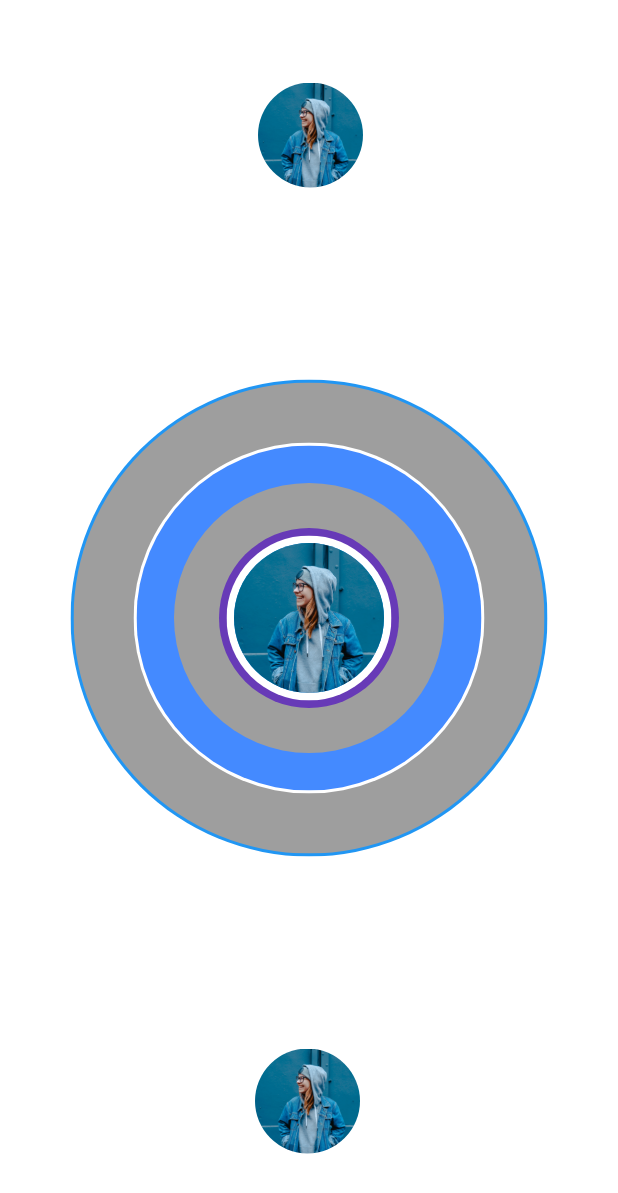
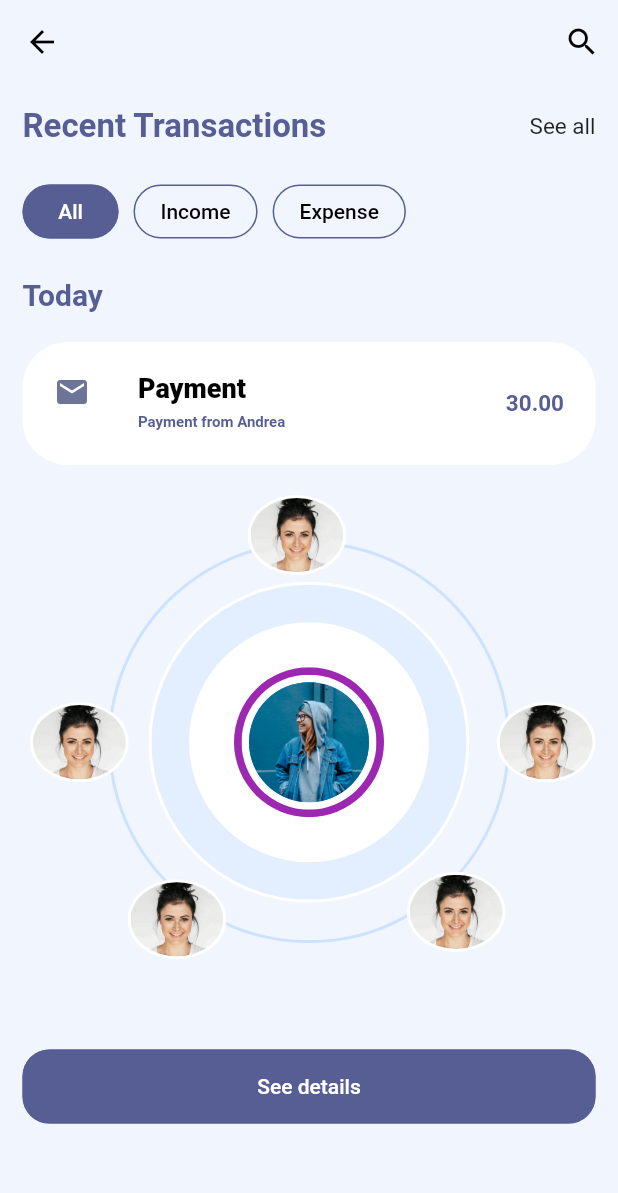
Before and after one commit to CyberCadence/DRIBBLE-CLONE, a Flutter app: the screen it shows after launch, on a phone screen of 412 x 824 dp. Shown: the top 1193 px of the screen. Run offline on Flutter 3.47's test engine with Material 2 defaults, Android fonts, the phone set to English and light mode, and no system bars.

Commit message:
transactionpage ui_done

```diff
--- /dev/null
+++ b/ui_clone_dribble/lib/View/Pages/recentTransactionsPage.dart
@@ -0,0 +1,68 @@
+import 'package:flutter/material.dart';
+import 'package:ui_clone_dribble/View/TransactionPageWidgets.dart';
+import 'package:ui_clone_dribble/constants.dart';
+
+
+
+
+
+
+class RecentTransactionPage extends StatelessWidget {
+  const RecentTransactionPage({super.key});
+
+  @override
+  Widget build(BuildContext context) {
+    Size size = MediaQuery.of(context).size;
+
+    return Scaffold(
+      backgroundColor: kBgColor,
+      appBar: AppBar(
+        leading:
+            IconButton(onPressed: () {}, icon: const Icon(Icons.arrow_back,color: Colors.black,)),
+        actions: [IconButton(onPressed: () {}, icon: const Icon(Icons.search,color: Colors.black))],
+      ),
+      body: SafeArea(
+          child: Padding(
+        padding: const EdgeInsets.all(15.0),
+        child: SingleChildScrollView(
+          child: Column(crossAxisAlignment: CrossAxisAlignment.start,
+            children: [Row(
+              children: const [
+                CustomTitleTextWIdget(textSize: 22, text: 'Recent Transactions'),
+               Spacer(),
+             Text('See all',style: TextStyle(fontSize: 15),)],
+            ),   kheight20,
+              Row(
+                children: const [
+                  CustomButton(
+                      text: 'All',
+                      textcolor: Colors.white,
+                      color: kButtonBgColor),
+                  kwidth10,
+                  CustomButton(
+                    textcolor: Colors.black,
+                    text: 'Income',
+                    color: kBgColor,
+                  ),
+                  kwidth10,
+                  CustomButton(
+                      textcolor: Colors.black, color: kBgColor, text: 'Expense')
+                ],
+              ),kheight20,
+          const CustomTitleTextWIdget(textSize: 20, text: 'Today'), kheight20
+          ,CustomCard(icon: Icons.email,titleText: 'Payment',
+          subtitleText: 'Payment from Andrea',trailingText: '30.00',), kheight20
+            ,CircleWidget(size: size) ,const SizedBox(height: 40,),
+             SizedBox(width: double.maxFinite,height: size.height*.06,
+              child: const CustomButton(textcolor: Colors.white, color: kButtonBgColor,
+               text: 'See details'),
+            )],
+          ),
+        ),
+      )),
+    );
+  }
+}
+
+
+//circlewidget middle area widget
--- a/ui_clone_dribble/lib/View/RadialStackWidget.dart
+++ /dev/null
@@ -1,83 +0,0 @@
-import 'package:flutter/material.dart';
-class CustomCircularWidget extends StatelessWidget {
-  const CustomCircularWidget({super.key});
-
-  @override
-  Widget build(BuildContext context) {
-    return   Center(
-          child: Container(color: Colors.white,height: double.maxFinite,width: double.maxFinite,
-            child: Stack(
-
-              alignment: Alignment.center,
-              children: [
-              ClipOval(
-                child: Container(color: Colors.blue,padding: const EdgeInsets.all(2),
-                  child: ClipOval(
-                    child: Container(color: Colors.grey,padding: const EdgeInsets.all(40),
-                      child: ClipOval(
-                        child: Container(color: Colors.white,padding: const EdgeInsets.all(2),
-                          child: ClipOval(
-                            child: Container(color: Colors.blueAccent,
-                            padding: const EdgeInsets.all(25),
-                              child: ClipOval(
-                                child: Container(color: Colors.grey,padding: const EdgeInsets.all(30),
-                                  child: ClipOval(
-                                    child: Container(
-                                      padding: const EdgeInsets.all(5),
-                                      color: Colors.deepPurple,
-                                      child: ClipOval(
-                                        child: Container(padding: const EdgeInsets.all(5),
-                                          color: Colors.white,
-                                          child: CircleAvatar(radius: 50,
-                                          backgroundColor: Colors.blue,
-                                          child: ClipOval(
-                                            child: Container(
-
-                                              decoration:
-                                            const BoxDecoration(
-
-                                              image: DecorationImage(image: AssetImage(
-
-                                                'assets/images/wall.jpg'),fit: BoxFit.cover)),),
-                                          )),
-                                      ),
-                                    ),
-                                  ),
-                                ),
-                              ),
-                            ),
-                          ),
-                        ),
-                      ),
-                    ),
-                  ),
-                ),
-              )) ,Positioned(right: 170,top: 55,
-
-
-                child: ClipOval(
-                  child: Container(
-                    width: 70,height: 70,
-                    decoration:
-                                              const BoxDecoration(
-
-                                                image: DecorationImage(image: AssetImage(
-
-                                                  'assets/images/wall.jpg'),fit: BoxFit.cover))),
-                )),Positioned(left: 170,bottom: 55,
-
-
-                child: ClipOval(
-                  child: Container(
-                    width: 70,height: 70,
-                    decoration:
-                                              const BoxDecoration(
-
-                                                image: DecorationImage(image: AssetImage(
-
-                                                  'assets/images/wall.jpg'),fit: BoxFit.cover))),
-                ))],),
-          ),);
-
-  }
-}
--- /dev/null
+++ b/ui_clone_dribble/lib/View/TransactionPageWidgets.dart
@@ -0,0 +1,253 @@
+ import 'package:flutter/material.dart';
+
+import '../constants.dart';
+
+class CircleWidget extends StatelessWidget {
+  const CircleWidget({
+    Key? key,
+    required this.size,
+  }) : super(key: key);
+
+  final Size size;
+
+  @override
+  Widget build(BuildContext context) {
+    return SizedBox(
+
+      height: size.height*0.40,width: double.maxFinite,
+      child: Stack(fit: StackFit.loose,
+          alignment: Alignment.center,
+          children: [
+      ClipOval(
+          child: Container(
+        color: kButtongreydarkColor,
+        padding: const EdgeInsets.all(2),
+        child: ClipOval(
+          child: Container(
+            color: kBgColor,
+            padding: const EdgeInsets.all(25),
+            child: ClipOval(
+              child: Container(
+                color: Colors.white,
+                padding: const EdgeInsets.all(2),
+                child: ClipOval(
+                  child: Container(
+                    color: kButtongreylightColor,
+                    padding: const EdgeInsets.all(25),
+                    child: ClipOval(
+                      child: Container(
+                        color: Colors.white,
+                        padding: const EdgeInsets.all(30),
+                        child: ClipOval(
+                          child: Container(
+                            padding: const EdgeInsets.all(5),
+                            color: Colors.purple,
+                            child: ClipOval(
+                              child: Container(
+                                padding: const EdgeInsets.all(5),
+                                color: Colors.white,
+                                child: CircleAvatar(
+                                    radius: 40,
+                                    backgroundColor: Colors.blue,
+                                    child: ClipOval(
+                                      child: Container(
+                                        decoration: const BoxDecoration(
+                                            image: DecorationImage(
+                                                image: AssetImage(
+                                                    'assets/images/wall.jpg'),
+                                                fit: BoxFit.cover)),
+                                      ),
+                                    )),
+                              ),
+                            ),
+                          ),
+                        ),
+                      ),
+                    ),
+                  ),
+                ),
+              ),
+            ),
+          ),
+        ),
+      )),
+      Positioned(
+          bottom: 25,
+          right: 60,
+          child: ClipOval(
+            child: Container(
+              padding: EdgeInsets.all(2),
+              color: Colors.white,
+              child: ClipOval(
+                child: Container(
+                    width: size.width*.15,
+                    height: size.height*.06,
+                    decoration: const BoxDecoration(
+                        image: DecorationImage(
+                            image: AssetImage('assets/images/pic2.jpg'),
+                            fit: BoxFit.cover))),
+              ),
+            ),
+          )),
+      Positioned(
+          bottom: 20,
+          left: 70,
+          child: ClipOval(
+            child: Container(
+              padding: const EdgeInsets.all(2),
+              color: Colors.white,
+              child: ClipOval(
+                child: Container(
+                 width: size.width*.15,
+                    height: size.height*.06,
+                    decoration: const BoxDecoration(
+                        image: DecorationImage(
+                            image: AssetImage('assets/images/pic2.jpg'),
+                            fit: BoxFit.cover))),
+              ),
+            ),
+          )),
+      Positioned(
+          left: 150,
+        top: 0,
+          child: ClipOval(
+            child: Container(
+              padding: const EdgeInsets.all(2),
+              color: Colors.white,
+              child: ClipOval(
+                child: Container(
+                  width: size.width*.15,
+                    height: size.height*.06,
+                    decoration: const BoxDecoration(
+                        image: DecorationImage(
+                            image: AssetImage('assets/images/pic2.jpg'),
+                            fit: BoxFit.cover))),
+              ),
+            ),
+          )),
+      Positioned(
+          right: 0,
+          child: ClipOval(
+            child: Container(
+              padding: const EdgeInsets.all(2),
+              color: Colors.white,
+              child: ClipOval(
+                child: Container(
+                   width: size.width*.15,
+                    height: size.height*.06,
+                    decoration: const BoxDecoration(
+                        image: DecorationImage(
+                            image: AssetImage('assets/images/pic2.jpg'),
+                            fit: BoxFit.cover))),
+              ),
+            ),
+          )),
+      Positioned(
+          left: 5,
+          child: ClipOval(
+            child: Container(
+              padding: const EdgeInsets.all(2),
+              color: Colors.white,
+              child: ClipOval(
+                child: Container(
+                    width: size.width*.15,
+                    height: size.height*.06,
+                    decoration: const BoxDecoration(
+                        image: DecorationImage(
+                            image: AssetImage('assets/images/pic2.jpg'),
+                            fit: BoxFit.cover))),
+              ),
+            ),
+          ))
+          ],
+        ),
+    );
+  }
+}
+//custombutton
+class CustomButton extends StatelessWidget {
+  const CustomButton(
+      {required this.textcolor,
+      required this.color,
+      super.key,
+      required this.text});
+  final String text;
+  final Color color;
+  final Color textcolor;
+
+  @override
+  Widget build(BuildContext context) {
+    return TextButton(
+      style: ButtonStyle(
+          backgroundColor: MaterialStateProperty.all<Color>(color),
+          shape: MaterialStateProperty.all<RoundedRectangleBorder>(
+              RoundedRectangleBorder(
+                  borderRadius: BorderRadius.circular(18.0),
+                  side: const BorderSide(color: kButtonBgColor)))),
+      child: Container(
+          padding: const EdgeInsets.only(left: 10, right: 10),
+          child: Text(
+            text,
+            style: TextStyle(color: textcolor, fontWeight: FontWeight.w500),
+          )),
+      onPressed: () {},
+    );
+  }
+}
+
+
+//titletext
+class CustomTitleTextWIdget extends StatelessWidget {
+  const CustomTitleTextWIdget(
+      { this.color=kButtonBgColor,
+      required this.textSize,
+      super.key, this.fontWeight=FontWeight.w700,
+      required this.text});
+final FontWeight fontWeight;
+  final String text;
+  final Color color;
+
+  final double textSize;
+
+  @override
+  Widget build(BuildContext context) {
+    return Text(
+      text,
+      style: TextStyle(
+          fontWeight: fontWeight,
+          color: color,
+          fontSize: textSize),
+    );
+  }
+}
+
+
+
+
+
+
+
+
+///customcard
+class CustomCard extends StatelessWidget {
+
+    CustomCard({super.key,required this.icon,required this.subtitleText,required this.titleText,required this.trailingText});
+final IconData icon;
+final String titleText;
+final String subtitleText;
+final String trailingText;
+  @override
+  Widget build(BuildContext context) {
+    return Container(decoration: BoxDecoration(
+
+      borderRadius: BorderRadius.circular(30),color: Colors.white),
+      padding: const EdgeInsets.all(5),
+      child:   ListTile(leading: Icon(icon,color: kTitleColor,),
+
+      title:
+      CustomTitleTextWIdget(textSize: 18,fontWeight: FontWeight.w900,
+     text:titleText,color: Colors.black,),
+    subtitle: CustomTitleTextWIdget(textSize: 10, text: subtitleText) ,trailing: CustomTitleTextWIdget(textSize: 15,
+      text: trailingText),),);
+  }
+}
--- /dev/null
+++ b/ui_clone_dribble/lib/constants.dart
@@ -0,0 +1,15 @@
+import 'package:flutter/cupertino.dart';
+import 'package:flutter/rendering.dart';
+
+const kBgColor=Color(0xFFf1f5fe);
+const kTitleColor=Color(0xff6c7498);
+const kButtonBgColor=Color(0xff565e94);
+const kButtongreylightColor=Color.fromARGB(255, 227, 239, 255);
+const kButtongreydarkColor=Color.fromARGB(255, 205, 226, 255);
+
+
+
+const kheight10=SizedBox(height: 10,);
+const kheight20=SizedBox(height: 20,);
+const kwidth10=SizedBox(width: 10,);
+const kwidth20=SizedBox(width: 20,);
--- a/ui_clone_dribble/lib/main.dart
+++ b/ui_clone_dribble/lib/main.dart
@@ -1,5 +1,7 @@
 import 'package:flutter/material.dart';
-import 'package:ui_clone_dribble/View/RadialStackWidget.dart';
+import 'package:ui_clone_dribble/View/Pages/recentTransactionsPage.dart';
+import 'package:ui_clone_dribble/View/TransactionPageWidgets.dart';
+import 'package:ui_clone_dribble/constants.dart';
 
 void main() {
   runApp(  MyApp());
@@ -13,13 +15,15 @@ class MyApp extends StatelessWidget {
   Widget build(BuildContext context) {
     return MaterialApp(
       title: 'Flutter Demo',
-      theme: ThemeData(
+      theme: ThemeData(appBarTheme: AppBarTheme(
+        elevation: 0,
+        backgroundColor: kBgColor),
 
         primarySwatch: Colors.blue,
       ),
       home:   Scaffold(
         backgroundColor: Colors.black,
-        body: CustomCircularWidget())
+        body: RecentTransactionPage())
     );
   }
 }
```
Also changed, not shown: ui_clone_dribble/assets/images/pic2.jpg (added).
